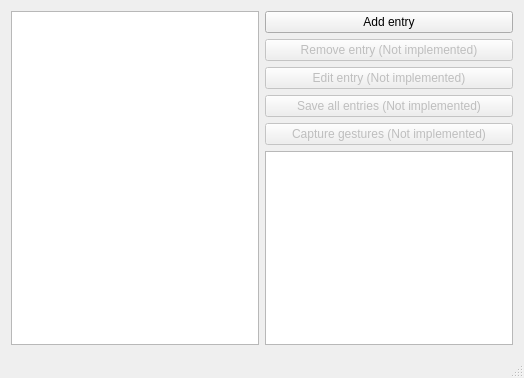
The window that MetadataEntry/mainwindow.ui (vgaudard/d-mo-capture-prototype) describes before a commit, drawn with Qt 5.
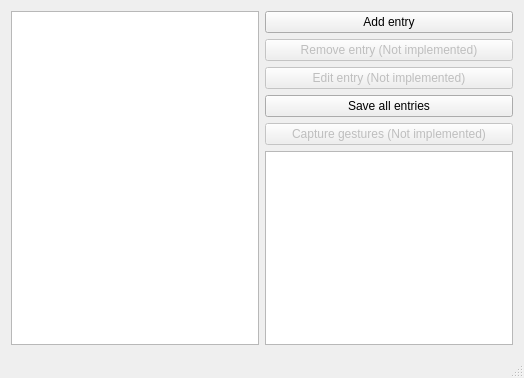
The same window after the commit.

Commit message: Save metadata entries

The edit to the form file:
```diff
--- a/MetadataEntry/mainwindow.ui
+++ b/MetadataEntry/mainwindow.ui
@@ -50,10 +50,10 @@
       <item>
        <widget class="QPushButton" name="saveButton">
         <property name="enabled">
-         <bool>false</bool>
+         <bool>true</bool>
         </property>
         <property name="text">
-         <string>Save all entries (Not implemented)</string>
+         <string>Save all entries</string>
         </property>
        </widget>
       </item>
```
Left out of the diff: 2 changed lines with no effect on the pictures. The commit also changes 5 other files.
